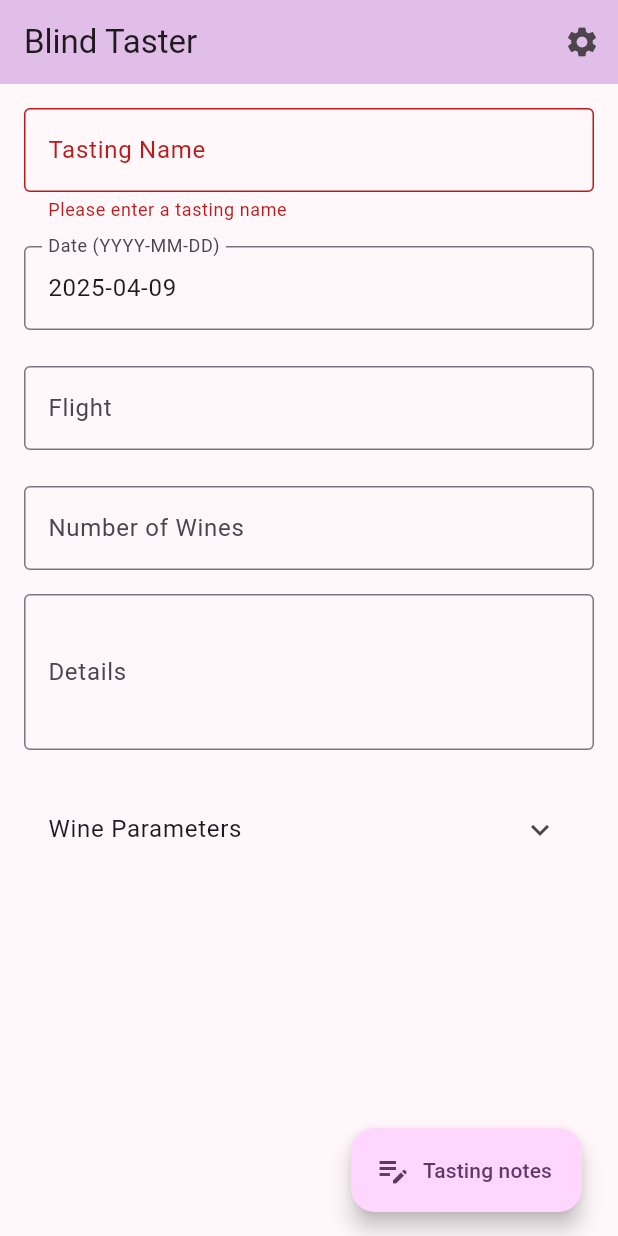
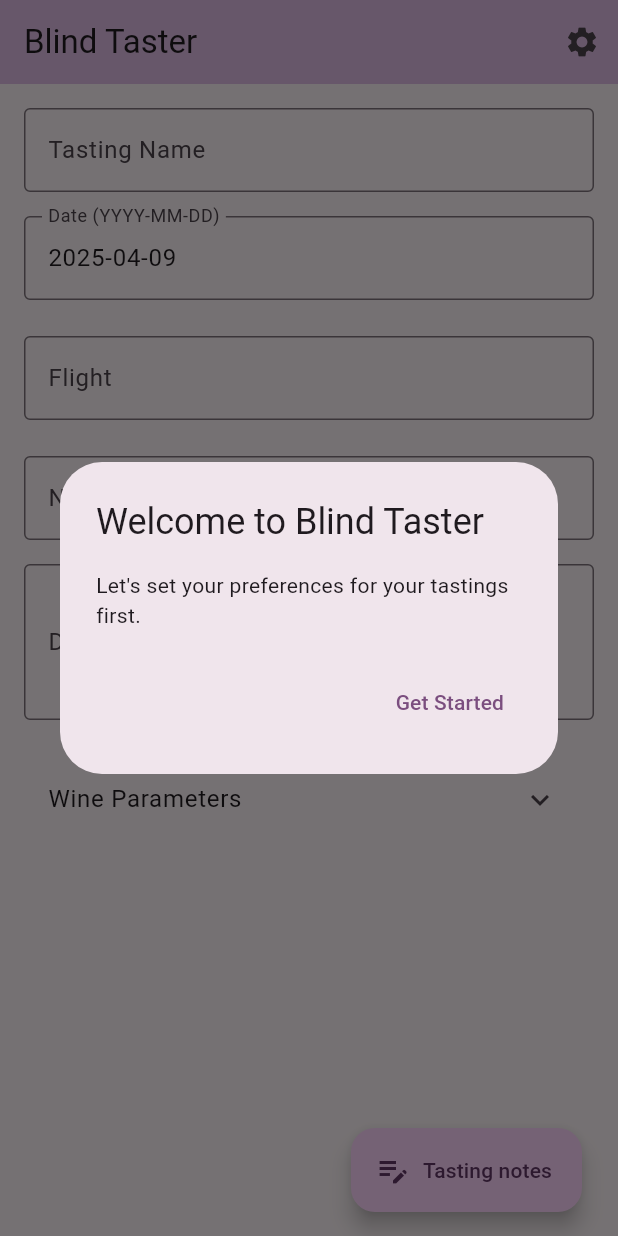
Before and after one commit to johan-axel/blindtaster, a Flutter app: the screen it shows after launch, after a tap on "Tasting notes", on a phone screen of 412 x 824 dp. Run offline on Flutter 3.47's test engine with Material 3 defaults, Android fonts, the phone set to English and light mode, and no system bars; our stand-ins replace hive, hive_flutter, share_plus; accounts and stored records are empty; generated files the repository leaves out were written again.

Commit message:
open settings wizard if new settings

```diff
--- a/lib/models/settings.dart
+++ b/lib/models/settings.dart
@@ -62,6 +62,9 @@
   @HiveField(15)
   bool showComments;
 
+  @HiveField(20)
+  bool newSettings;
+
   @HiveField(19)
   List<CustomField> customFields;
 
@@ -85,6 +88,7 @@
     this.showCharacteristics = true,
     this.showRating = true,
     this.showComments = true,
+    this.newSettings = true,
     List<CustomField>? customFields,
   }) : customFields = customFields ?? [];
 }
--- a/lib/screens/tasting_summary.dart
+++ b/lib/screens/tasting_summary.dart
@@ -1,6 +1,7 @@
 import 'package:flutter/material.dart';
 import '../models/tasting.dart';
 import '../models/wine.dart';
+import '../models/settings.dart';
 import '../services/storage_provider.dart';
 import '../widgets/tasting_form.dart';
 import '../widgets/saved_tastings_list.dart';
@@ -40,6 +41,7 @@
   void initState() {
     super.initState();
     _loadSavedTastings();
+    _checkSettings();
     _selectedTasting = widget.initialTasting;
 
     // Initialize controllers with values from initialTasting if available
@@ -94,6 +96,38 @@
     _producerController.dispose();
     _yearController.dispose();
     super.dispose();
+  }
+
+  Future<void> _checkSettings() async {
+    final settings = await StorageProvider.instance.getSettings();
+    if (settings.newSettings) {
+      // Show welcome dialog after a short delay to ensure the widget is mounted
+      Future.delayed(const Duration(milliseconds: 100), () {
+        if (!mounted) return;
+        showDialog(
+          context: context,
+          barrierDismissible: false,
+          builder: (context) => AlertDialog(
+            title: const Text('Welcome to Blind Taster'),
+            content: const Text("Let's set your preferences for your tastings first."),
+            actions: [
+              TextButton(
+                child: const Text('Get Started'),
+                onPressed: () {
+                  Navigator.pop(context);
+                  Navigator.push(
+                    context,
+                    MaterialPageRoute(
+                      builder: (context) => const SettingsPage(),
+                    ),
+                  );
+                },
+              ),
+            ],
+          ),
+        );
+      });
+    }
   }
 
   Future<void> _loadSavedTastings() async {
--- a/lib/services/storage_service.dart
+++ b/lib/services/storage_service.dart
@@ -109,8 +109,8 @@
       throw Exception('Storage not initialized');
     }
 
-    final settings = _settingsBox!.get('user_settings') ?? Settings();
-    return settings;
+    final settings = _settingsBox!.get('user_settings');
+    return settings ?? Settings();
   }
 
   @override
@@ -141,6 +141,8 @@
       }
     }
 
+    // Update newSettings flag
+    settings.newSettings = false;
     await _settingsBox!.put('user_settings', settings);
     _settingsController.add(settings);
   }
```
